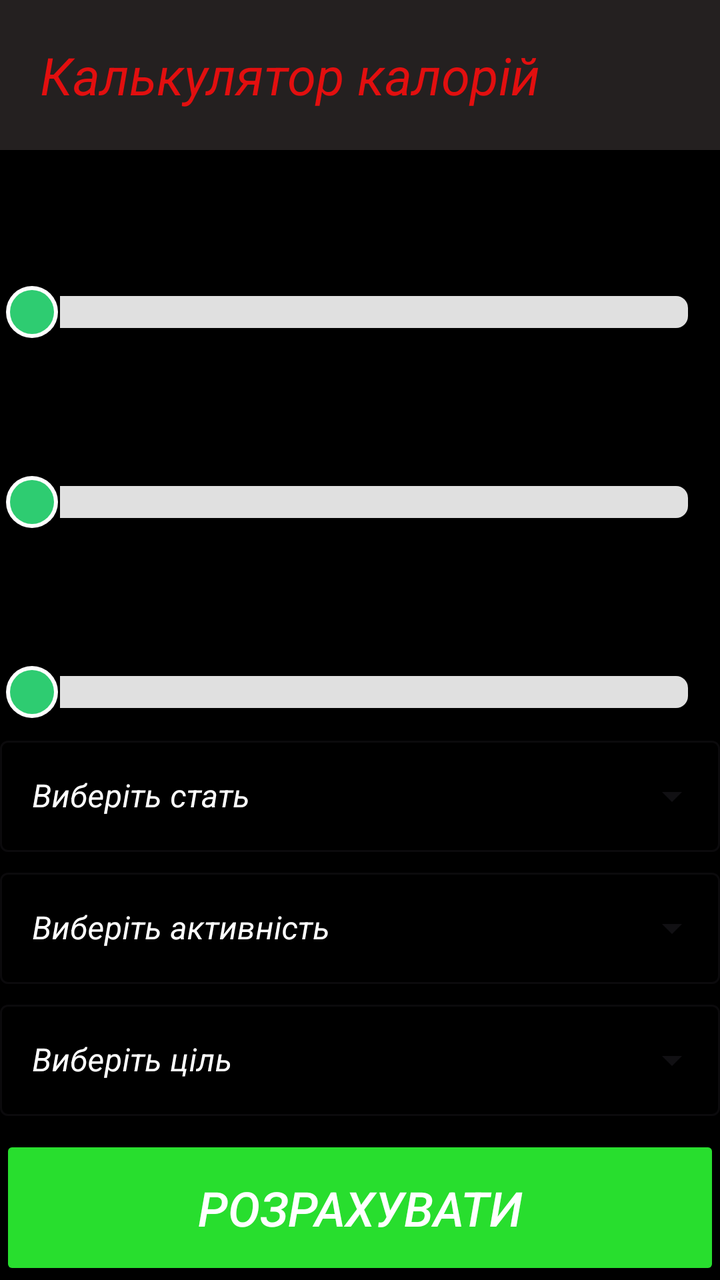
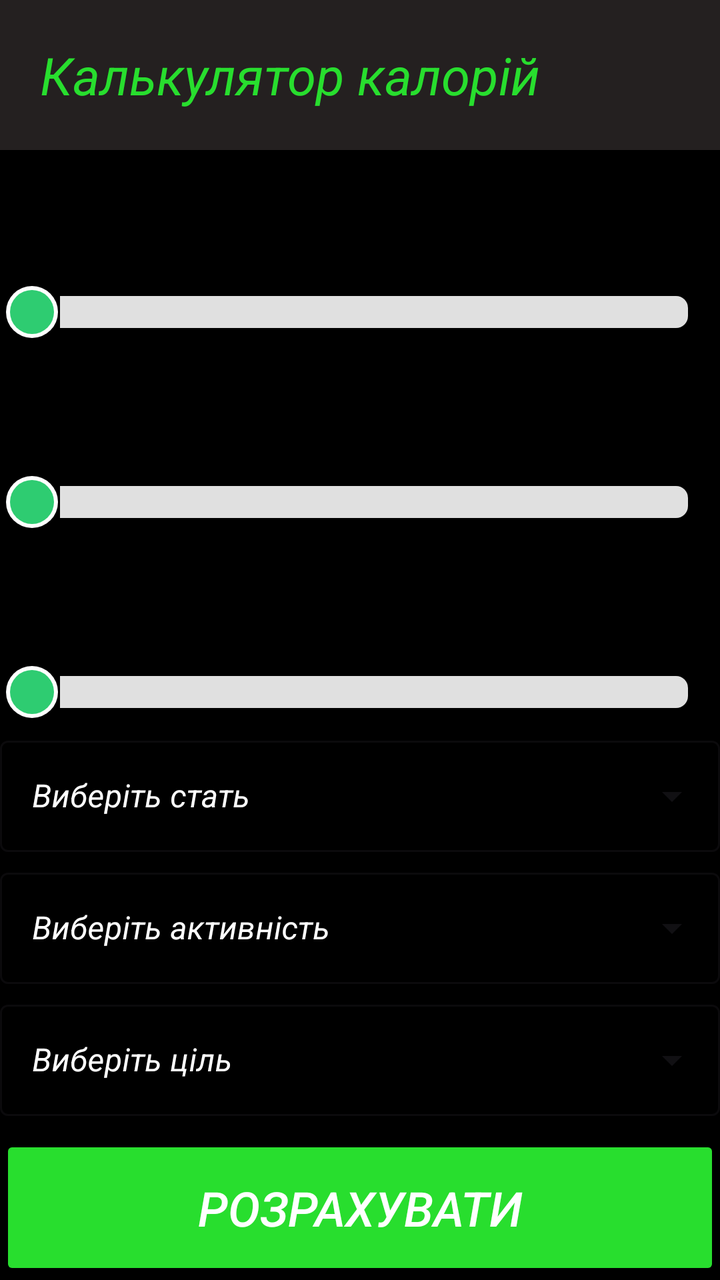

Compare the two renders of this Android layout. The source of the first and the diff that turns it into the second are given below.
<!-- AndroidManifest.xml: application theme Theme.CalculationKcal -->
<!-- res/layout/activity_main.xml -->
<?xml version="1.0" encoding="utf-8"?>
<androidx.constraintlayout.widget.ConstraintLayout xmlns:android="http://schemas.android.com/apk/res/android"
    xmlns:app="http://schemas.android.com/apk/res-auto"
    xmlns:tools="http://schemas.android.com/tools"
    android:id="@+id/main"
    android:layout_width="match_parent"
    android:layout_height="match_parent"
    android:background="@color/black"
    android:layout_margin="0dp"
    tools:context=".MainActivity">

    <TextView
        android:id="@+id/textView"
        android:layout_width="match_parent"
        android:layout_height="wrap_content"
        android:background="@color/grey"
        android:padding="20dp"
        android:text="@string/calc_kcal"
        android:textAlignment="center"
        android:textColor="@color/red"
        android:textSize="26sp"
        android:textStyle="italic"
        app:layout_constraintEnd_toEndOf="parent"
        app:layout_constraintStart_toStartOf="parent"
        app:layout_constraintTop_toTopOf="parent"
        tools:ignore="MissingConstraints" />

    <TextView
        android:id="@+id/heightSeekBarText"
        android:layout_width="match_parent"
        android:layout_height="wrap_content"
        android:textAlignment="center"
        android:textSize="20sp"
        android:textColor="@color/green"
        android:padding="20dp"
        android:textColorHint="@color/white"
        app:layout_constraintTop_toBottomOf="@+id/textView"
        tools:ignore="MissingConstraints" />

    <SeekBar
        android:id="@+id/seekBarHeight"
        android:layout_width="match_parent"
        android:layout_height="wrap_content"
        android:max="190"
        android:min="20"
        android:progress="0"
        android:progressDrawable="@drawable/slider_track"
        android:thumb="@drawable/slider_thumb"
        app:layout_constraintTop_toBottomOf="@+id/heightSeekBarText"
        tools:ignore="MissingConstraints"
        tools:layout_editor_absoluteX="69dp" />

    <TextView
        android:id="@+id/weightSeekBarText"
        android:layout_width="match_parent"
        android:layout_height="wrap_content"
        android:padding="20dp"
        android:textAlignment="center"
        android:textColor="@color/green"
        android:textSize="20sp"
        android:textStyle="italic"
        app:layout_constraintTop_toBottomOf="@+id/seekBarHeight"
        tools:ignore="MissingConstraints" />

    <SeekBar
        android:id="@+id/seekBarWeight"
        android:layout_width="match_parent"
        android:layout_height="wrap_content"
        android:min="20"
        android:max="260"
        android:progress="4"
        android:progressDrawable="@drawable/slider_track"
        android:thumb="@drawable/slider_thumb"
        app:layout_constraintTop_toBottomOf="@+id/weightSeekBarText"
        tools:ignore="MissingConstraints"
        tools:layout_editor_absoluteX="46dp" />


    <TextView
        android:id="@+id/ageSeekBarText"
        android:layout_width="match_parent"
        android:layout_height="wrap_content"
        android:textAlignment="center"
        android:textSize="20sp"
        android:textColor="@color/green"
        android:padding="20dp"
        android:textColorHint="@color/white"
        app:layout_constraintTop_toBottomOf="@+id/seekBarWeight"
        tools:ignore="MissingConstraints" />

    <SeekBar
        android:id="@+id/seekBarAge"
        android:layout_width="match_parent"
        android:layout_height="wrap_content"
        android:min="5"
        android:max="100"
        android:progress="5"
        android:progressDrawable="@drawable/slider_track"
        android:thumb="@drawable/slider_thumb"
        app:layout_constraintTop_toBottomOf="@+id/ageSeekBarText"
        tools:ignore="MissingConstraints"
        tools:layout_editor_absoluteX="46dp" />

    <Button
        android:id="@+id/calculationButton"
        android:layout_width="match_parent"
        android:layout_height="wrap_content"
        android:text="@string/calculation"
        android:textSize="24sp"
        android:textStyle="italic"
        android:padding="20dp"
        android:textColor="@color/white"
        android:backgroundTint="@color/green"
        app:layout_constraintBottom_toBottomOf="parent"
        tools:ignore="MissingConstraints" />

    <com.google.android.material.textfield.TextInputLayout
        android:id="@+id/menuTextFieldHuman"
        style="@style/Widget.MaterialComponents.TextInputLayout.OutlinedBox.ExposedDropdownMenu"
        android:layout_width="match_parent"
        android:layout_height="wrap_content"
        android:hint="@string/enterHuman"
        android:textColorHint="@color/white"
        android:layout_marginTop="5dp"
        app:layout_constraintTop_toBottomOf="@+id/seekBarAge"
        tools:ignore="MissingConstraints">

        <AutoCompleteTextView
            android:id="@+id/autoCompleteTextViewHuman"
            android:layout_width="match_parent"
            android:layout_height="wrap_content"
            android:textStyle="italic"
            android:inputType="none" /> 
    </com.google.android.material.textfield.TextInputLayout>

    <com.google.android.material.textfield.TextInputLayout
        android:id="@+id/menuTextFieldLoad"
        style="@style/Widget.MaterialComponents.TextInputLayout.OutlinedBox.ExposedDropdownMenu"
        android:layout_width="match_parent"
        android:layout_height="wrap_content"
        android:hint="@string/enterLoad"
        android:textColorHint="@color/white"
        android:layout_marginTop="5dp"
        app:layout_constraintTop_toBottomOf="@+id/menuTextFieldHuman"
        tools:ignore="MissingConstraints">

        <AutoCompleteTextView
            android:id="@+id/autoCompleteTextViewLoad"
            android:layout_width="match_parent"
            android:layout_height="wrap_content"
            android:textStyle="italic"
            android:inputType="none" /> 
    </com.google.android.material.textfield.TextInputLayout>

    <com.google.android.material.textfield.TextInputLayout
        android:id="@+id/menuTextFieldGoal"
        style="@style/Widget.MaterialComponents.TextInputLayout.OutlinedBox.ExposedDropdownMenu"
        android:layout_width="match_parent"
        android:layout_height="wrap_content"
        android:hint="@string/enterGoal"
        android:textColorHint="@color/white"
        android:layout_marginTop="5dp"
        app:layout_constraintTop_toBottomOf="@+id/menuTextFieldLoad"
        tools:ignore="MissingConstraints">

        <AutoCompleteTextView
            android:id="@+id/autoCompleteTextViewGoal"
            android:layout_width="match_parent"
            android:layout_height="wrap_content"
            android:textStyle="italic"
            android:inputType="none" /> 
    </com.google.android.material.textfield.TextInputLayout>



</androidx.constraintlayout.widget.ConstraintLayout>
<!-- resources referenced by this layout -->
<resources>
  <color name="black">#FF000000</color>
  <color name="green">#28de2e</color>
  <color name="grey">#242020</color>
  <color name="red">#E20F0F</color>
  <color name="white">#FFFFFFFF</color>
  <!-- drawable slider_thumb (drawable) -->
  <?xml version="1.0" encoding="utf-8"?>
  <layer-list xmlns:android="http://schemas.android.com/apk/res/android">
  
      <item>
          <shape android:shape="oval">
              <solid android:color="#1A000000" />
              <size android:width="28dp" android:height="28dp" />
          </shape>
      </item>
      
      <item android:top="1dp" android:left="1dp" android:right="1dp" android:bottom="1dp">
          <shape android:shape="oval">
              <solid android:color="#FFFFFF" />
          </shape>
      </item>
      
      <item android:top="3dp" android:left="3dp" android:right="3dp" android:bottom="3dp">
          <shape android:shape="oval">
              <solid android:color="#2ECC71" /> 
          </shape>
      </item>
  
  </layer-list>
  <!-- drawable slider_track (drawable) -->
  <?xml version="1.0" encoding="utf-8"?>
  <layer-list xmlns:android="http://schemas.android.com/apk/res/android">
  
      <item android:id="@android:id/background">
          <shape android:shape="rectangle">
              <corners android:radius="6dp" />
              <solid android:color="#E0E0E0" /> 
              <size android:height="8dp" /> 
          </shape>
      </item>
  
      
      <item android:id="@android:id/progress">
          <clip>
              <shape android:shape="rectangle">
                  <corners android:radius="6dp" />
                  <solid android:color="#E0E0E0" />
              </shape>
          </clip>
      </item>
  
  </layer-list>
  <string name="calc_kcal">Калькулятор калорій</string>
  <string name="calculation">Розрахувати</string>
  <string name="enterGoal">Виберіть ціль</string>
  <string name="enterHuman">Виберіть стать</string>
  <string name="enterLoad">Виберіть активність</string>
  <style name="Theme.CalculationKcal" parent="Base.Theme.CalculationKcal" />
  <style name="Base.Theme.CalculationKcal" parent="Theme.Material3.DayNight.NoActionBar">
          
          
      </style>
</resources>

<!-- the commit's change to res/layout/activity_main.xml (unified diff, before → after) -->
@@ -17,7 +17,7 @@
         android:padding="20dp"
         android:text="@string/calc_kcal"
         android:textAlignment="center"
-        android:textColor="@color/red"
+        android:textColor="@color/green"
         android:textSize="26sp"
         android:textStyle="italic"
         app:layout_constraintEnd_toEndOf="parent"
<!-- resource entries referenced after the edit -->
@@ -3,7 +3,6 @@
   <color name="black">#FF000000</color>
   <color name="green">#28de2e</color>
   <color name="grey">#242020</color>
-  <color name="red">#E20F0F</color>
   <color name="white">#FFFFFFFF</color>
   <!-- drawable slider_thumb (drawable) -->
   <?xml version="1.0" encoding="utf-8"?>
